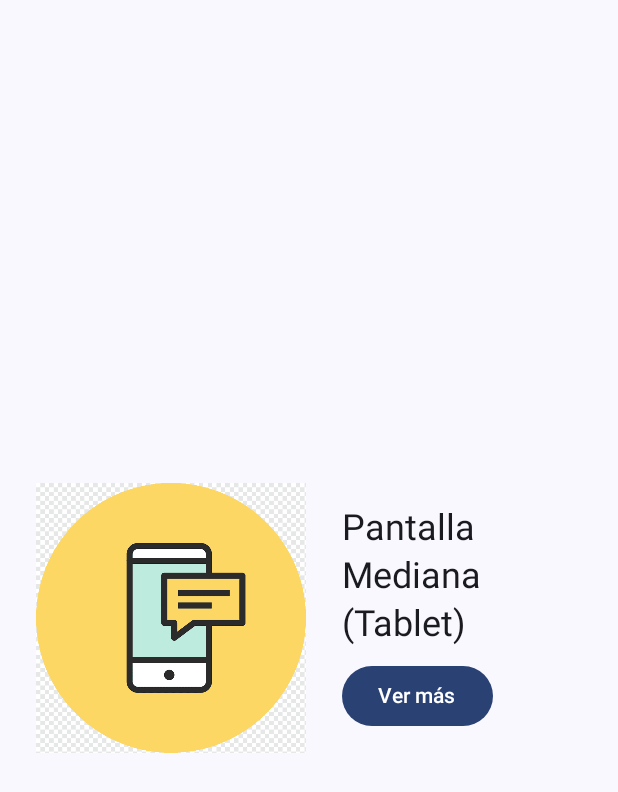
After one commit to victorlinares100/proyecto1, an Android app built with Jetpack Compose: the composable HomeMedium shown on its own in the app's theme, on a phone screen of 412 x 824 dp. The commit adds this screen. Shown: the top 792 px of the screen. Run offline under Robolectric (Android 15) with nearby library versions, the phone set to English and light mode, and no system bars.

Commit message:
Implemetadas las pantallas , pequeñas,medianas y grandes, probar en diferentes dispositivos.

```diff
--- /dev/null
+++ b/app/src/main/java/com/example/proyecto/ui/Screen/HomeMedium.kt
@@ -0,0 +1,36 @@
+package com.example.proyecto.ui.Screen
+
+import androidx.compose.foundation.Image
+import androidx.compose.foundation.layout.*
+import androidx.compose.material3.*
+import androidx.compose.runtime.Composable
+import androidx.compose.ui.Alignment
+import androidx.compose.ui.Modifier
+import androidx.compose.ui.res.painterResource
+import androidx.compose.ui.unit.dp
+import com.example.proyecto.R
+
+@Composable
+fun HomeMedium() {
+    Row(
+        modifier = Modifier
+            .fillMaxSize()
+            .padding(24.dp),
+        verticalAlignment = Alignment.CenterVertically,
+        horizontalArrangement = Arrangement.Center
+    ) {
+        Image(
+            painter = painterResource(id = R.drawable.logo),
+            contentDescription = "Imagen Mediana",
+            modifier = Modifier.size(180.dp)
+        )
+        Spacer(modifier = Modifier.width(24.dp))
+        Column {
+            Text("Pantalla Mediana (Tablet)", style = MaterialTheme.typography.headlineSmall)
+            Spacer(modifier = Modifier.height(8.dp))
+            Button(onClick = {}) {
+                Text("Ver más")
+            }
+        }
+    }
+}
```
Also changed, not shown: app/src/main/java/com/example/proyecto/ui/HomeScreen.kt (+82 -10 lines), app/src/main/java/com/example/proyecto/ui/Screen/HomeCompact.kt (added, +33 -0 lines), app/src/main/java/com/example/proyecto/ui/Screen/HomeExpanded.kt (added, +35 -0 lines).
